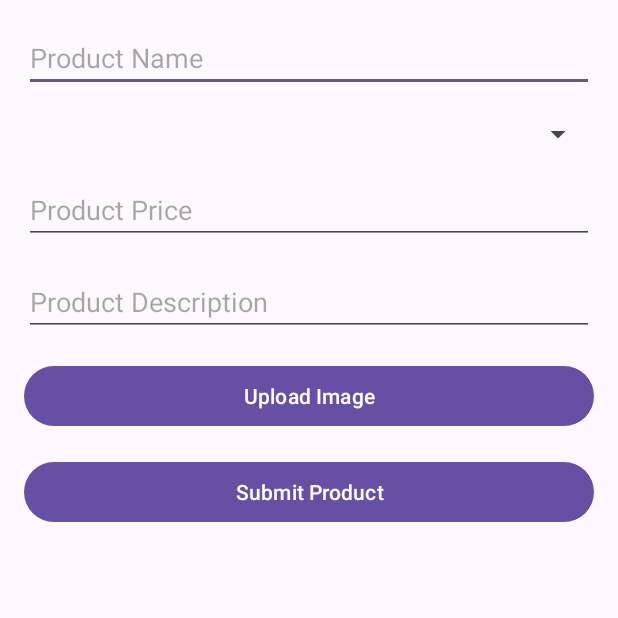
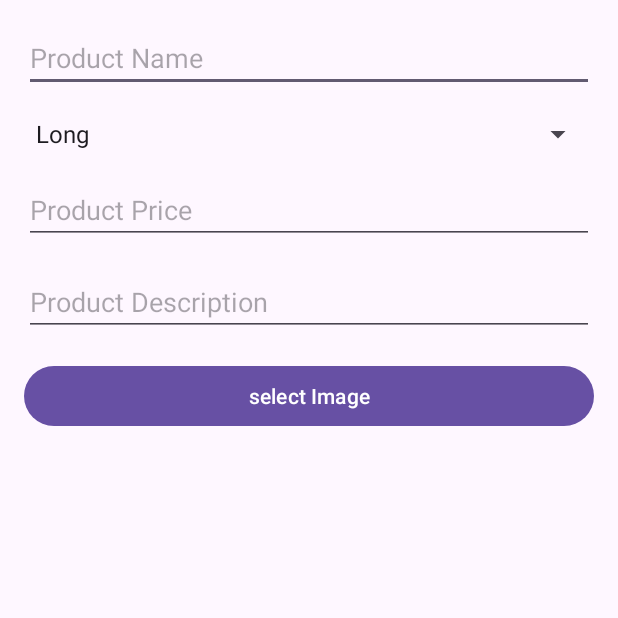
Before and after one commit to jothammicheni/smart-salon, an Android app: the AddNewProduct screen opened directly, with no data from a screen before it, on a phone screen of 412 x 824 dp, the top half of it. Run offline under Robolectric (Android 15) with nearby library versions, the phone set to English and light mode, and no system bars; our stand-ins replace Firebase (no records; nobody signed in at launch, a user with empty details on screens opened directly); 1 statement that could not run was skipped.

Commit message:
working commit

```diff
--- a/app/src/main/AndroidManifest.xml
+++ b/app/src/main/AndroidManifest.xml
@@ -2,6 +2,8 @@
 <manifest xmlns:android="http://schemas.android.com/apk/res/android"
     xmlns:tools="http://schemas.android.com/tools">
 
+    <uses-permission android:name="android.permission.INTERNET"/>
+    <uses-permission android:name="android.permission.ACCESS_NETWORK_STATE"/>
     <application
         android:allowBackup="true"
         android:dataExtractionRules="@xml/data_extraction_rules"
--- a/app/src/main/java/com/example/witxsalon/adminTasks/AddNewProduct.java
+++ b/app/src/main/java/com/example/witxsalon/adminTasks/AddNewProduct.java
@@ -1,16 +1,128 @@
 package com.example.witxsalon.adminTasks;
 
+import androidx.activity.result.ActivityResultLauncher;
+import androidx.activity.result.contract.ActivityResultContract;
+import androidx.activity.result.contract.ActivityResultContracts;
+import androidx.appcompat.app.ActionBar;
 import androidx.appcompat.app.AppCompatActivity;
 
+import android.content.Intent;
+import android.graphics.Color;
+import android.graphics.drawable.ColorDrawable;
+import android.net.Uri;
 import android.os.Bundle;
+import android.view.View;
+import android.widget.AdapterView;
+import android.widget.ArrayAdapter;
+import android.widget.Button;
+import android.widget.ImageView;
+import android.widget.Spinner;
+import android.widget.Toast;
 
 import com.example.witxsalon.R;
+import com.google.firebase.storage.FirebaseStorage;
+import com.google.firebase.storage.StorageReference;
 
-public class AddNewProduct extends AppCompatActivity {
+public class AddNewProduct extends AppCompatActivity implements AdapterView.OnItemSelectedListener {
 
+ Spinner  categorySpinner;
+ Button btnSelectImage,btnUploadProduct;
+ ImageView imageView;
+ String[] categories={"Long","short","Medium"};
+ private Uri filePath;
+ private ActivityResultLauncher<String>  pickImageLauncher;
+ private final int PICK_IMAGE_REQUEST=22;
+
+   FirebaseStorage storage;
+   StorageReference   storageReference;
     @Override
     protected void onCreate(Bundle savedInstanceState) {
         super.onCreate(savedInstanceState);
         setContentView(R.layout.activity_add_new_product);
+        imageView=findViewById(R.id.productImage);
+       btnSelectImage=findViewById(R.id.btnUploadImage);
+       btnUploadProduct=findViewById(R.id.btnSubmitProduct);
+        categorySpinner=findViewById(R.id.spinnerProductCategory);
+      //initialize the adapter
+        ArrayAdapter<CharSequence> adapter=new ArrayAdapter<>(this, android.R.layout.simple_spinner_item,categories);
+        // setting the drop down view resource
+        adapter.setDropDownViewResource(android.R.layout.simple_spinner_dropdown_item);
+    //setting adapter for spinner
+        categorySpinner.setAdapter(adapter);
+        // on below line we are adding click listener for our spinner
+        categorySpinner.setOnItemSelectedListener(this);
+
+        String selection = "Long";
+
+        // on below line we are getting the position of the item by the item name in our adapter.
+        int spinnerPosition = adapter.getPosition(selection);
+
+        //setting selection to our spinner
+        categorySpinner.setSelection(spinnerPosition);
+
+
+        // button to uplaod the image
+
+        ActionBar actionBar;
+        actionBar = getSupportActionBar();
+        ColorDrawable colorDrawable
+                = new ColorDrawable(
+                Color.parseColor("#0F9D58"));
+        actionBar.setBackgroundDrawable(colorDrawable);
+
+        // get the Firebase  storage reference
+        storage = FirebaseStorage.getInstance();
+        storageReference = storage.getReference();
+
+        //select image from gallary
+        btnSelectImage.setOnClickListener(new View.OnClickListener() {
+            @Override
+            public void onClick(View view) {
+                 pickImageLauncher=registerForActivityResult(new ActivityResultContracts.GetContent(),results->{
+                     if(results!=null){
+                         imageView.setImageURI(results);
+                         btnUploadProduct.setVisibility(View.VISIBLE);
+                         btnSelectImage.setVisibility(View.GONE);
+
+                     }
+                     else {
+                         Toast.makeText(AddNewProduct.this, "No image found", Toast.LENGTH_SHORT).show();
+
+                     }
+
+                 });
+
+
+                Uploadmage();
+            }
+        });
+
+        imageView.setOnClickListener(new View.OnClickListener() {
+            @Override
+            public void onClick(View view) {
+                btnUploadProduct.setVisibility(View.GONE);
+                btnSelectImage.setVisibility(View.VISIBLE);
+            }
+        });
+
     }
+
+
+    @Override
+    public void onItemSelected(AdapterView<?> adapterView, View view, int i, long l) {
+        Toast.makeText(this, ""+categories[i]+"selected", Toast.LENGTH_SHORT).show();
+    }
+
+    @Override
+    public void onNothingSelected(AdapterView<?> adapterView) {
+
+    }
+
+
+    public void Uploadmage(){
+
+   pickImageLauncher.launch("image/*");
+
+    }
+
 }
--- a/app/src/main/java/com/example/witxsalon/data/FakeDataGenerator.java
+++ /dev/null
@@ -1,4 +0,0 @@
-package com.example.witxsalon.data;
-
-public class FakeDataGenerator {
-}
--- a/app/src/main/res/layout/activity_add_new_product.xml
+++ b/app/src/main/res/layout/activity_add_new_product.xml
@@ -53,12 +53,18 @@
             android:inputType="textMultiLine"/>
 
         <!-- Image Upload -->
+        <ImageView
+            android:id="@+id/productImage"
+            android:layout_width="match_parent"
+            android:layout_height="wrap_content"
+
+            />
         <Button
             android:id="@+id/btnUploadImage"
             android:layout_width="match_parent"
             android:layout_height="wrap_content"
             android:layout_marginTop="16dp"
-            android:text="Upload Image"/>
+            android:text="select Image"/>
 
         <!-- Add more widgets as needed -->
 
@@ -68,7 +74,8 @@
             android:layout_width="match_parent"
             android:layout_height="wrap_content"
             android:layout_marginTop="16dp"
-            android:text="Submit Product"/>
+            android:visibility="gone"
+            android:text="upload product"/>
 
     </LinearLayout>
 
```
Also changed, not shown: app/build.gradle (+9 -6 lines), app/src/main/java/com/example/witxsalon/Register.java (+62 -41 lines), app/src/main/java/com/example/witxsalon/User.java (deleted, +0 -28 lines), app/src/main/java/com/example/witxsalon/data/ApiService.java (deleted, +0 -13 lines), app/src/main/java/com/example/witxsalon/data/ProductInfo.java (added, +43 -0 lines), app/src/main/java/com/example/witxsalon/data/RetrofitClient.java (deleted, +0 -22 lines), app/src/main/java/com/example/witxsalon/login.java (+76 -3 lines), app/src/main/res/layout/activity_login.xml (+12 -1 lines), app/src/main/res/layout/activity_register.xml (+11 -0 lines).
